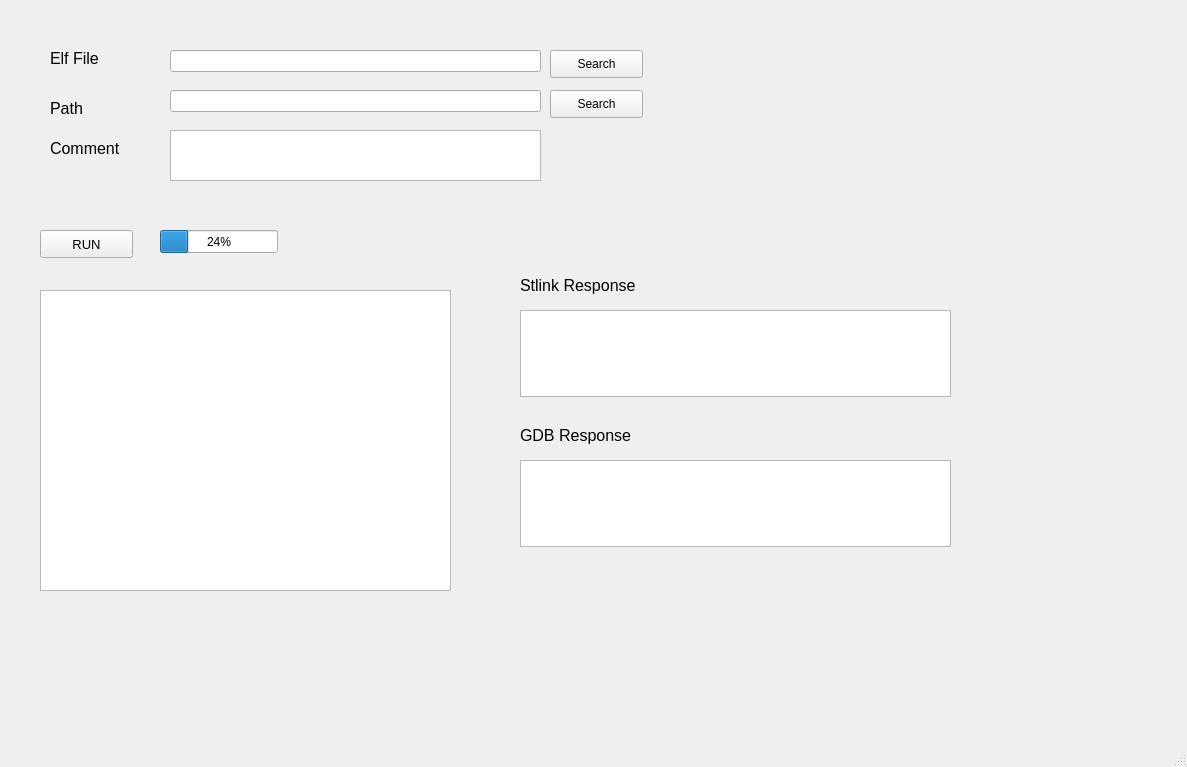
The window that QTdesign.ui (samnied/GDBgui) describes before a commit, drawn with Qt 5.
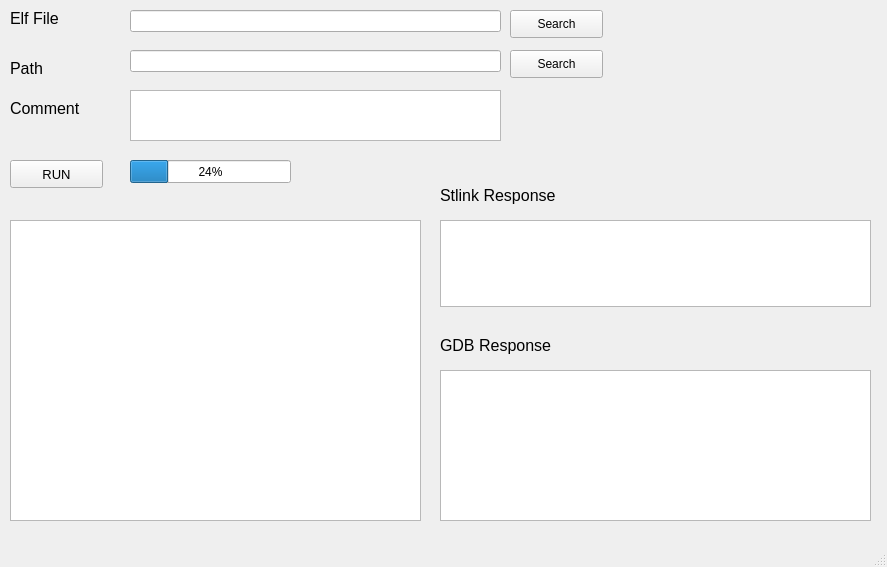
The same window after the commit.

The edit to the form file:
```diff
--- a/QTdesign.ui
+++ b/QTdesign.ui
@@ -6,8 +6,8 @@
    <rect>
     <x>0</x>
     <y>0</y>
-    <width>1187</width>
-    <height>767</height>
+    <width>887</width>
+    <height>567</height>
    </rect>
   </property>
   <property name="windowTitle">
@@ -17,8 +17,8 @@
    <widget class="QPushButton" name="btnRun">
     <property name="geometry">
      <rect>
-      <x>40</x>
-      <y>230</y>
+      <x>10</x>
+      <y>160</y>
       <width>93</width>
       <height>28</height>
      </rect>
@@ -35,8 +35,8 @@
    <widget class="QLineEdit" name="elfPathEdit">
     <property name="geometry">
      <rect>
-      <x>170</x>
-      <y>50</y>
+      <x>130</x>
+      <y>10</y>
       <width>371</width>
       <height>22</height>
      </rect>
@@ -45,8 +45,8 @@
    <widget class="QLineEdit" name="savePathEdit">
     <property name="geometry">
      <rect>
-      <x>170</x>
-      <y>90</y>
+      <x>130</x>
+      <y>50</y>
       <width>371</width>
       <height>22</height>
      </rect>
@@ -55,8 +55,8 @@
    <widget class="QLabel" name="label1">
     <property name="geometry">
      <rect>
-      <x>50</x>
-      <y>50</y>
+      <x>10</x>
+      <y>10</y>
       <width>61</width>
       <height>16</height>
      </rect>
@@ -73,8 +73,8 @@
    <widget class="QLabel" name="label2">
     <property name="geometry">
      <rect>
-      <x>50</x>
-      <y>100</y>
+      <x>10</x>
+      <y>60</y>
       <width>61</width>
       <height>16</height>
      </rect>
@@ -91,8 +91,8 @@
    <widget class="QPushButton" name="btnSearchElfPath">
     <property name="geometry">
      <rect>
-      <x>550</x>
-      <y>50</y>
+      <x>510</x>
+      <y>10</y>
       <width>93</width>
       <height>28</height>
      </rect>
@@ -104,8 +104,8 @@
    <widget class="QPushButton" name="btnSearchSavePath">
     <property name="geometry">
      <rect>
-      <x>550</x>
-      <y>90</y>
+      <x>510</x>
+      <y>50</y>
       <width>93</width>
       <height>28</height>
      </rect>
@@ -117,8 +117,8 @@
    <widget class="QPlainTextEdit" name="textOutput">
     <property name="geometry">
      <rect>
-      <x>40</x>
-      <y>290</y>
+      <x>10</x>
+      <y>220</y>
       <width>411</width>
       <height>301</height>
      </rect>
@@ -132,8 +132,8 @@
    <widget class="QPlainTextEdit" name="stlinkOutput">
     <property name="geometry">
      <rect>
-      <x>520</x>
-      <y>310</y>
+      <x>440</x>
+      <y>220</y>
       <width>431</width>
       <height>87</height>
      </rect>
@@ -142,8 +142,8 @@
    <widget class="QLabel" name="label3">
     <property name="geometry">
      <rect>
-      <x>520</x>
-      <y>270</y>
+      <x>440</x>
+      <y>180</y>
       <width>171</width>
       <height>31</height>
      </rect>
@@ -160,9 +160,9 @@
    <widget class="QProgressBar" name="progressBar">
     <property name="geometry">
      <rect>
-      <x>160</x>
-      <y>230</y>
-      <width>118</width>
+      <x>130</x>
+      <y>160</y>
+      <width>161</width>
       <height>23</height>
      </rect>
     </property>
@@ -173,8 +173,8 @@
    <widget class="QLabel" name="label4">
     <property name="geometry">
      <rect>
-      <x>520</x>
-      <y>420</y>
+      <x>440</x>
+      <y>330</y>
       <width>171</width>
       <height>31</height>
      </rect>
@@ -191,18 +191,18 @@
    <widget class="QPlainTextEdit" name="gdbOutput">
     <property name="geometry">
      <rect>
-      <x>520</x>
-      <y>460</y>
+      <x>440</x>
+      <y>370</y>
       <width>431</width>
-      <height>87</height>
+      <height>151</height>
      </rect>
     </property>
    </widget>
    <widget class="QLabel" name="label5">
     <property name="geometry">
      <rect>
-      <x>50</x>
-      <y>140</y>
+      <x>10</x>
+      <y>100</y>
       <width>91</width>
       <height>16</height>
      </rect>
@@ -219,8 +219,8 @@
    <widget class="QPlainTextEdit" name="commentEdit">
     <property name="geometry">
      <rect>
-      <x>170</x>
-      <y>130</y>
+      <x>130</x>
+      <y>90</y>
       <width>371</width>
       <height>51</height>
      </rect>
```
Left out of the diff: 4 changed lines with no effect on the pictures.
